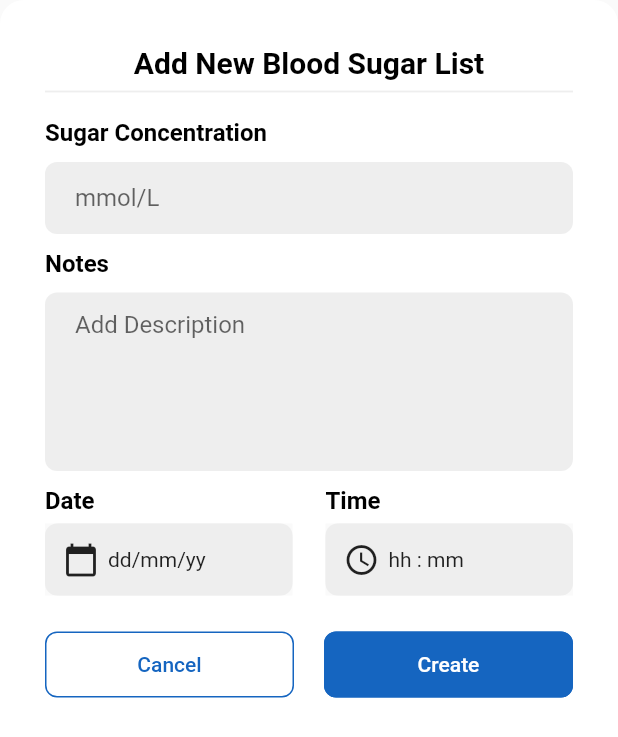
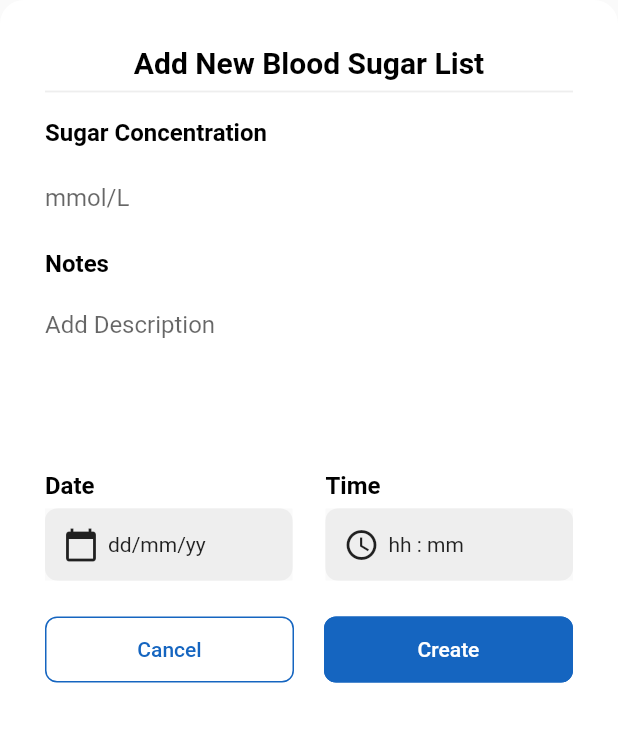
Before and after one commit to tsarls88/medication, a Flutter app: the AddSugarTaskModel widget shown alone on an empty page, opened directly, on a phone screen of 412 x 824 dp. Shown: the top 737 px of the screen. Run offline on Flutter 3.47's test engine with Material 2 defaults, Android fonts, the phone set to English and light mode, and no system bars; our stand-ins replace cloud_firestore, firebase_core, flutter_local_notifications, flutter_riverpod, flutter_svg, gap and 5 more; missing offline and left inert: dart:ffi; accounts and stored records are empty.

```diff
--- a/lib/Widget/main_card_todo_widget.dart
+++ b/lib/Widget/main_card_todo_widget.dart
@@ -10,9 +10,11 @@ class MainToDoCard extends ConsumerWidget {
   Widget build(BuildContext context, WidgetRef ref) {
     final todoData = ref.watch(fetchStreamProvider);
     return ListView.builder(
-      itemCount: todoData.value!.length,
+      itemCount: todoData.value?.length ?? 0,
       shrinkWrap: true,
-      itemBuilder: (context, index) => CardToDoListWidget(getIndex: index),
+      itemBuilder: (context, index) => Padding(
+          padding: const EdgeInsets.only(bottom: 8.0),
+          child: CardToDoListWidget(getIndex: index)),
     );
   }
 }
--- a/lib/Widget/textfield_Widget.dart
+++ b/lib/Widget/textfield_Widget.dart
@@ -5,12 +5,12 @@ class TextFieldWidget extends StatelessWidget {
     Key? key,
     required this.maxLine,
     required this.hintText,
-    // required this.txtController,
+    required this.txtController,
   }) : super(key: key);
 
   final int maxLine;
   final String hintText;
-  // final TextEditingController txtController;
+  final TextEditingController txtController;
 
   @override
   Widget build(BuildContext context) {
@@ -21,7 +21,7 @@ class TextFieldWidget extends StatelessWidget {
         borderRadius: BorderRadius.circular(8),
       ),
       child: TextField(
-        // controller: txtController,
+        controller: txtController,
         decoration: InputDecoration(
           enabledBorder: InputBorder.none,
           focusedBorder: InputBorder.none,
--- a/lib/common/show_Bsugar_model.dart
+++ b/lib/common/show_Bsugar_model.dart
@@ -1,3 +1,4 @@
+import 'package:cloud_firestore/cloud_firestore.dart';
 import 'package:flutter/material.dart';
 import 'package:flutter_riverpod/flutter_riverpod.dart';
 import 'package:gap/gap.dart';
@@ -9,10 +10,22 @@ import 'package:medication/provider/date_time_provider.dart';
 import 'package:medication/provider/service_provider.dart';
 import 'package:riverpod/riverpod.dart';
 
+// ignore: must_be_immutable
 class AddSugarTaskModel extends ConsumerWidget {
   AddSugarTaskModel({Key? key}) : super(key: key);
   final titleController = TextEditingController();
   final notesController = TextEditingController();
+
+  final sugarConcentrationNotifier = ValueNotifier<String>('');
+
+  // String sugar_concentration = '';
+  // String notes = '';
+  // final sugarController = TextEditingController();
+
+  CollectionReference<Map<String, dynamic>> todoCollection =
+      FirebaseFirestore.instance.collection('todo App');
+  final firestoreProvider =
+      Provider<FirebaseFirestore>((ref) => FirebaseFirestore.instance);
 
   @override
   Widget build(BuildContext context, WidgetRef ref) {
@@ -54,10 +67,14 @@ class AddSugarTaskModel extends ConsumerWidget {
               ),
             ),
             const Gap(10),
-            TextFieldWidget(
-              maxLine: 1,
-              hintText: 'mmol/L',
-              // txtController: titleController,
+            TextFormField(
+              // controller: titleController,
+              textCapitalization: TextCapitalization.words,
+              decoration: const InputDecoration(
+                enabledBorder: InputBorder.none,
+                focusedBorder: InputBorder.none,
+                hintText: 'mmol/L',
+              ),
             ),
             const Gap(10),
             const Text(
@@ -69,12 +86,16 @@ class AddSugarTaskModel extends ConsumerWidget {
               ),
             ),
             const Gap(10),
-            TextFieldWidget(
-              maxLine: 5,
-              hintText: 'Add Description',
-              // txtController: notesController,
+            TextFormField(
+              // controller: notesController,
+              textCapitalization: TextCapitalization.words,
+              maxLines: 5,
+              decoration: const InputDecoration(
+                enabledBorder: InputBorder.none,
+                focusedBorder: InputBorder.none,
+                hintText: 'Add Description',
+              ),
             ),
-            const Gap(10),
             Row(
               mainAxisAlignment: MainAxisAlignment.spaceBetween,
               children: [
@@ -153,42 +174,34 @@ class AddSugarTaskModel extends ConsumerWidget {
                       padding: const EdgeInsets.symmetric(vertical: 14),
                     ),
                     onPressed: () {
-                      // final sugarConcentration =
-                      //     int.tryParse(titleController.text);
-                      // if (sugarConcentration != null) {
+                      final sugarConcentrationValue = titleController.text;
+                      final notesValue = notesController.text;
+                      final dateTaskValue = ref.read(dateProvider);
+                      final timeTaskValue = ref.read(timeProvider);
 
                       ref.read(serviceProvider).addTask(TodoModel(
-                            sugarConcentration: titleController.text,
-                            notes: notesController.text,
-                            dateTask: ref.read(dateProvider),
-                            timeTask: ref.read(timeProvider),
-                            // isDone: false,
+                            sugarConcentration: sugarConcentrationValue,
+                            notes: notesValue,
+                            dateTask: dateTaskValue,
+                            timeTask: timeTaskValue,
                           ));
+                      // final sugarConcentrationValue =
+                      //     ref.read<_TextDataSugarState>().sugarConcentration;
+                      // final notesValue =
+                      //     ref.read<_TextDataSugarState>().notesController.text;
+                      // final dateTaskValue = ref.read(dateProvider);
+                      // final timeTaskValue = ref.read(timeProvider);
 
-                      titleController.clear();
-                      notesController.clear();
+                      // ref.read(serviceProvider).addTask(TodoModel(
+                      //       sugarConcentration: sugarConcentrationValue,
+                      //       notes: notesValue,
+                      //       dateTask: dateTaskValue,
+                      //       timeTask: timeTaskValue,
+                      //     ));
 
                       Navigator.pop(context);
 
                       print('Data saved');
-
-                      // } else {
-                      //   // Handle invalid input
-                      //   showDialog(
-                      //     context: context,
-                      //     builder: (context) => AlertDialog(
-                      //       title: const Text('Invalid Input'),
-                      //       content: const Text(
-                      //           'Please enter a valid sugar concentration.'),
-                      //       actions: [
-                      //         TextButton(
-                      //           onPressed: () => Navigator.pop(context),
-                      //           child: const Text('OK'),
-                      //         ),
-                      //       ],
-                      //     ),
-                      //   );
-                      // }
                     },
                     child: const Text('Create'),
                   ),
--- a/lib/homepage.dart
+++ b/lib/homepage.dart
@@ -31,8 +31,7 @@ class _HomePageState extends State<HomePage> {
 
   @override
   Widget build(BuildContext context) {
-    return ProviderScope(
-      child: Scaffold(
+    return Scaffold(
       body: _pages[_selectedIndex],
       bottomNavigationBar: BottomNavigationBar(
         currentIndex: _selectedIndex,
@@ -48,7 +47,6 @@ class _HomePageState extends State<HomePage> {
               icon: Icon(Icons.settings), label: 'Settings'),
         ],
       ),
-      ),
     );
   }
 }
--- a/lib/model/todo_model.dart
+++ b/lib/model/todo_model.dart
@@ -2,10 +2,10 @@ import 'package:cloud_firestore/cloud_firestore.dart';
 
 class TodoModel {
   String? docID;
-  final String sugarConcentration;
-  final String notes;
-  final String dateTask;
-  final String timeTask;
+  String sugarConcentration;
+  String notes;
+  String dateTask;
+  String timeTask;
 
   TodoModel({
     this.docID,
--- a/lib/pages/Home.dart
+++ b/lib/pages/Home.dart
@@ -31,7 +31,7 @@ class UserMenu extends StatelessWidget {
     Navigator.of(ctx).push(
       MaterialPageRoute(
         builder: (_) {
-          return BloodSugar();
+          return const BloodSugar();
         },
       ),
     );
```
Also changed, not shown: lib/Widget/card_todo_widget.dart (+3 -5 lines). Lines whose indentation alone changed are shown as unchanged.
